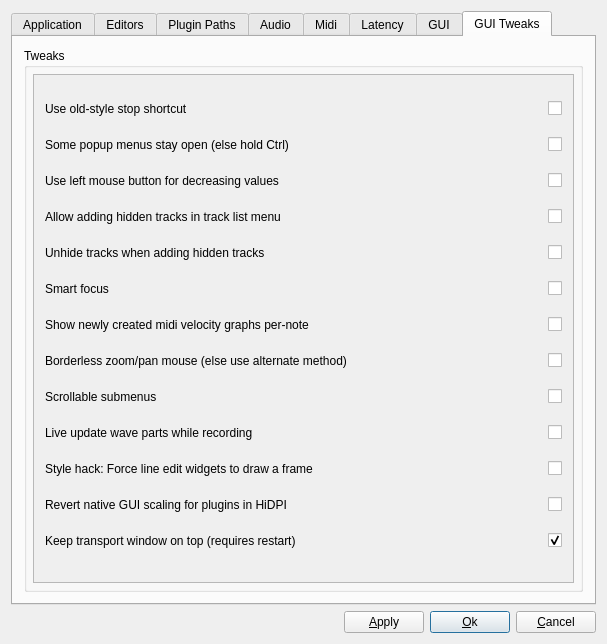
Qt form muse3/muse/components/gensetbase.ui (emrum/muse) before a commit.
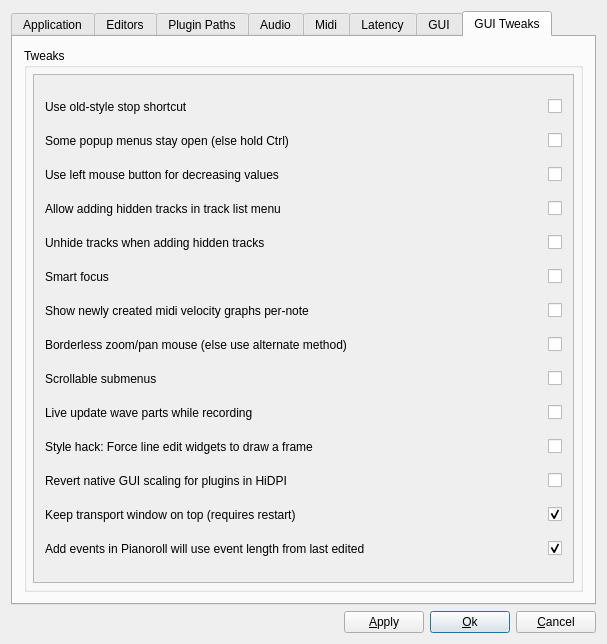
The same form after that commit. The open tabs and pages were chosen to show the change.

Commit message: use last edited midi event settings (this far only length) when adding events with mouse

The edit to the form file:
```diff
--- a/muse3/muse/components/gensetbase.ui
+++ b/muse3/muse/components/gensetbase.ui
@@ -1959,30 +1959,48 @@
                <height>487</height>
               </rect>
              </property>
-             <layout class="QGridLayout" name="gridLayout6">
-              <item row="12" column="0">
-               <widget class="QLabel" name="label1">
+             <layout class="QGridLayout" name="gridLayout">
+              <item row="0" column="0">
+               <widget class="QLabel" name="textLabel1_4">
                 <property name="text">
-                 <string>Keep transport window on top (requires restart)</string>
+                 <string>Use old-style stop shortcut</string>
                 </property>
+                <property name="wordWrap">
+                 <bool>false</bool>
+                </property>
                </widget>
               </item>
-              <item row="11" column="0">
-               <widget class="QLabel" name="label_23">
+              <item row="0" column="1">
+               <widget class="QCheckBox" name="oldStyleStopCheckBox">
+                <property name="sizePolicy">
+                 <sizepolicy hsizetype="Fixed" vsizetype="Fixed">
+                  <horstretch>0</horstretch>
+                  <verstretch>0</verstretch>
+                 </sizepolicy>
+                </property>
                 <property name="text">
-                 <string>Revert native GUI scaling for plugins in HiDPI</string>
+                 <string/>
                 </property>
                </widget>
               </item>
-              <item row="8" column="1">
-               <widget class="QCheckBox" name="scrollableSubmenusCheckbox">
-                <property name="text">
+              <item row="1" column="0">
+               <widget class="QLabel" name="TextLabel1_3">
+                <property name="toolTip">
                  <string/>
                 </property>
+                <property name="text">
+                 <string>Some popup menus stay open (else hold Ctrl)</string>
+                </property>
                </widget>
               </item>
-              <item row="7" column="1">
-               <widget class="QCheckBox" name="borderlessMouseCheckBox">
+              <item row="1" column="1">
+               <widget class="QCheckBox" name="popsDefStayOpenCheckBox">
+                <property name="sizePolicy">
+                 <sizepolicy hsizetype="Fixed" vsizetype="Fixed">
+                  <horstretch>0</horstretch>
+                  <verstretch>0</verstretch>
+                 </sizepolicy>
+                </property>
                 <property name="toolTip">
                  <string>Enable borderless mouse.
 For certain functions like zoom/pan.
@@ -1997,7 +2015,7 @@
  method.</string>
                 </property>
                 <property name="text">
-                 <string/>
+                 <string notr="true"/>
                 </property>
                </widget>
               </item>
@@ -2014,8 +2032,8 @@
                 </property>
                </widget>
               </item>
-              <item row="1" column="1">
-               <widget class="QCheckBox" name="popsDefStayOpenCheckBox">
+              <item row="2" column="1">
+               <widget class="QCheckBox" name="lmbDecreasesCheckBox">
                 <property name="sizePolicy">
                  <sizepolicy hsizetype="Fixed" vsizetype="Fixed">
                   <horstretch>0</horstretch>
@@ -2031,33 +2049,20 @@
                 </property>
                </widget>
               </item>
-              <item row="10" column="1">
-               <widget class="QCheckBox" name="lineEditStyleHackCheckBox">
-                <property name="toolTip">
-                 <string>Force line edit widgets to draw a frame at 
- small sizes. Some styles refuse to draw 
- the frame. This hack forces a frame to be 
- drawn, but may interfere with other styles.</string>
-                </property>
+              <item row="3" column="0">
+               <widget class="QLabel" name="label_4">
                 <property name="text">
-                 <string/>
+                 <string>Allow adding hidden tracks in track list menu</string>
                 </property>
                </widget>
               </item>
-              <item row="6" column="1">
-               <widget class="QCheckBox" name="velocityPerNoteCheckBox">
+              <item row="3" column="1">
+               <widget class="QCheckBox" name="addHiddenCheckBox">
                 <property name="text">
                  <string/>
                 </property>
                </widget>
               </item>
-              <item row="9" column="0">
-               <widget class="QLabel" name="label_10">
-                <property name="text">
-                 <string>Live update wave parts while recording</string>
-                </property>
-               </widget>
-              </item>
               <item row="4" column="0">
                <widget class="QLabel" name="label_5">
                 <property name="text">
@@ -2072,53 +2077,6 @@
                 </property>
                </widget>
               </item>
-              <item row="12" column="1">
-               <widget class="QCheckBox" name="keepTransportWindowOnTopCheckBox">
-                <property name="toolTip">
-                 <string>Revert native UI window HiDPI scaling (some plugins ignore this setting)</string>
-                </property>
-                <property name="text">
-                 <string/>
-                </property>
-                <property name="checked">
-                 <bool>true</bool>
-                </property>
-               </widget>
-              </item>
-              <item row="10" column="0">
-               <widget class="QLabel" name="label_17">
-                <property name="text">
-                 <string>Style hack: Force line edit widgets to draw a frame</string>
-                </property>
-               </widget>
-              </item>
-              <item row="9" column="1">
-               <widget class="QCheckBox" name="liveWaveUpdateCheckBox">
-                <property name="text">
-                 <string/>
-                </property>
-               </widget>
-              </item>
-              <item row="0" column="1">
-               <widget class="QCheckBox" name="oldStyleStopCheckBox">
-                <property name="sizePolicy">
-                 <sizepolicy hsizetype="Fixed" vsizetype="Fixed">
-                  <horstretch>0</horstretch>
-                  <verstretch>0</verstretch>
-                 </sizepolicy>
-                </property>
-                <property name="text">
-                 <string/>
-                </property>
-               </widget>
-              </item>
-              <item row="3" column="0">
-               <widget class="QLabel" name="label_4">
-                <property name="text">
-                 <string>Allow adding hidden tracks in track list menu</string>
-                </property>
-               </widget>
-              </item>
               <item row="5" column="0">
                <widget class="QLabel" name="label5">
                 <property name="text">
@@ -2129,6 +2087,40 @@
                 </property>
                </widget>
               </item>
+              <item row="5" column="1">
+               <widget class="QCheckBox" name="smartFocusCheckBox">
+                <property name="sizePolicy">
+                 <sizepolicy hsizetype="Fixed" vsizetype="Fixed">
+                  <horstretch>0</horstretch>
+                  <verstretch>0</verstretch>
+                 </sizepolicy>
+                </property>
+                <property name="toolTip">
+                 <string>Smart focus</string>
+                </property>
+                <property name="whatsThis">
+                 <string>After editing, controls will return
+ focus to their respective canvas</string>
+                </property>
+                <property name="text">
+                 <string/>
+                </property>
+               </widget>
+              </item>
+              <item row="6" column="0">
+               <widget class="QLabel" name="label_6">
+                <property name="text">
+                 <string>Show newly created midi velocity graphs per-note</string>
+                </property>
+               </widget>
+              </item>
+              <item row="6" column="1">
+               <widget class="QCheckBox" name="velocityPerNoteCheckBox">
+                <property name="text">
+                 <string/>
+                </property>
+               </widget>
+              </item>
               <item row="7" column="0">
                <widget class="QLabel" name="label_8">
                 <property name="toolTip">
@@ -2142,16 +2134,23 @@
                 </property>
                </widget>
               </item>
-              <item row="2" column="1">
-               <widget class="QCheckBox" name="lmbDecreasesCheckBox">
-                <property name="sizePolicy">
-                 <sizepolicy hsizetype="Fixed" vsizetype="Fixed">
-                  <horstretch>0</horstretch>
-                  <verstretch>0</verstretch>
-                 </sizepolicy>
+              <item row="7" column="1">
+               <widget class="QCheckBox" name="borderlessMouseCheckBox">
+                <property name="toolTip">
+                 <string>Enable borderless mouse.
+For certain functions like zoom/pan.
+Disable to use an alternate standard 
+ method.
+</string>
+                </property>
+                <property name="whatsThis">
+                 <string>Enable borderless mouse.
+For certain functions like zoom.
+Disable to use an alternate standard
+ method.</string>
                 </property>
                 <property name="text">
-                 <string notr="true"/>
+                 <string/>
                 </property>
                </widget>
               </item>
@@ -2162,57 +2161,51 @@
                 </property>
                </widget>
               </item>
-              <item row="6" column="0">
-               <widget class="QLabel" name="label_6">
+              <item row="8" column="1">
+               <widget class="QCheckBox" name="scrollableSubmenusCheckbox">
                 <property name="text">
-                 <string>Show newly created midi velocity graphs per-note</string>
+                 <string/>
                 </property>
                </widget>
               </item>
-              <item row="0" column="0">
-               <widget class="QLabel" name="textLabel1_4">
+              <item row="9" column="0">
+               <widget class="QLabel" name="label_10">
                 <property name="text">
-                 <string>Use old-style stop shortcut</string>
+                 <string>Live update wave parts while recording</string>
                 </property>
-                <property name="wordWrap">
-                 <bool>false</bool>
-                </property>
                </widget>
               </item>
-              <item row="5" column="1">
-               <widget class="QCheckBox" name="smartFocusCheckBox">
-                <property name="sizePolicy">
-                 <sizepolicy hsizetype="Fixed" vsizetype="Fixed">
-                  <horstretch>0</horstretch>
-                  <verstretch>0</verstretch>
-                 </sizepolicy>
-                </property>
-                <property name="toolTip">
-                 <string>Smart focus</string>
-                </property>
-                <property name="whatsThis">
-                 <string>After editing, controls will return
- focus to their respective canvas</string>
-                </property>
+              <item row="9" column="1">
+               <widget class="QCheckBox" name="liveWaveUpdateCheckBox">
                 <property name="text">
                  <string/>
                 </property>
                </widget>
               </item>
-              <item row="3" column="1">
-               <widget class="QCheckBox" name="addHiddenCheckBox">
+              <item row="10" column="0">
+               <widget class="QLabel" name="label_17">
                 <property name="text">
-                 <string/>
+                 <string>Style hack: Force line edit widgets to draw a frame</string>
                 </property>
                </widget>
               </item>
-              <item row="1" column="0">
-               <widget class="QLabel" name="TextLabel1_3">
+              <item row="10" column="1">
+               <widget class="QCheckBox" name="lineEditStyleHackCheckBox">
                 <property name="toolTip">
+                 <string>Force line edit widgets to draw a frame at 
+ small sizes. Some styles refuse to draw 
+ the frame. This hack forces a frame to be 
+ drawn, but may interfere with other styles.</string>
+                </property>
+                <property name="text">
                  <string/>
                 </property>
+               </widget>
+              </item>
+              <item row="11" column="0">
+               <widget class="QLabel" name="label_23">
                 <property name="text">
-                 <string>Some popup menus stay open (else hold Ctrl)</string>
+                 <string>Revert native GUI scaling for plugins in HiDPI</string>
                 </property>
                </widget>
               </item>
@@ -2226,6 +2219,46 @@
                 </property>
                </widget>
               </item>
+              <item row="12" column="0">
+               <widget class="QLabel" name="label1">
+                <property name="text">
+                 <string>Keep transport window on top (requires restart)</string>
+                </property>
+               </widget>
+              </item>
+              <item row="12" column="1">
+               <widget class="QCheckBox" name="keepTransportWindowOnTopCheckBox">
+                <property name="toolTip">
+                 <string>Revert native UI window HiDPI scaling (some plugins ignore this setting)</string>
+                </property>
+                <property name="text">
+                 <string/>
+                </property>
+                <property name="checked">
+                 <bool>true</bool>
+                </property>
+               </widget>
+              </item>
+              <item row="13" column="0">
+               <widget class="QLabel" name="label1_2">
+                <property name="text">
+                 <string>Add events in Pianoroll will use event length from last edited</string>
+                </property>
+               </widget>
+              </item>
+              <item row="13" column="1">
+               <widget class="QCheckBox" name="useLastEditedEventForNewEventsCheckBox">
+                <property name="toolTip">
+                 <string>Revert native UI window HiDPI scaling (some plugins ignore this setting)</string>
+                </property>
+                <property name="text">
+                 <string/>
+                </property>
+                <property name="checked">
+                 <bool>true</bool>
+                </property>
+               </widget>
+              </item>
              </layout>
             </widget>
            </widget>
```
Left out of the diff: 19 changed lines with no effect on the pictures. The commit also changes 6 other files.
